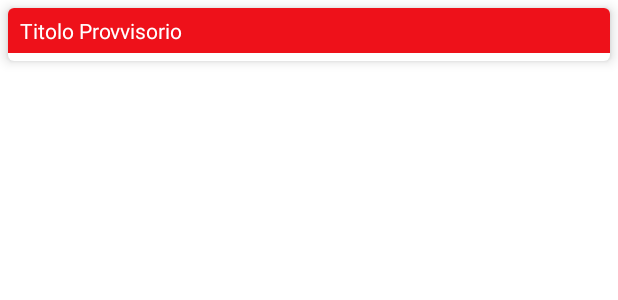
After one commit to ronny132/EuRECa, an Android app: the layout fragment_chart.xml on its own in the app's theme, with its tools: preview values and no code run, on a phone screen of 412 x 824 dp. The commit adds this screen. Shown: the top 300 px of the screen. Run offline under Robolectric (Android 15) with nearby library versions, the phone set to English and light mode, and no system bars.

Commit message:
Complete Commit

```diff
--- a/euRECa/src/main/java/com/eurecalab/eureca/constants/DynamoDBAction.java
+++ b/euRECa/src/main/java/com/eurecalab/eureca/constants/DynamoDBAction.java
@@ -11,4 +11,5 @@ public interface DynamoDBAction {
     int DELETE_RECORDING = 4;
     int FIND_RECORDING = 5;
     int GET_USER_FAVORITES = 6;
+    int GET_GLOBAL_FAVORITES = 7;
 }
--- /dev/null
+++ b/euRECa/src/main/res/layout/fragment_chart.xml
@@ -0,0 +1,54 @@
+<?xml version="1.0" encoding="utf-8"?>
+<RelativeLayout xmlns:android="http://schemas.android.com/apk/res/android"
+    xmlns:app="http://schemas.android.com/apk/res-auto"
+    android:layout_width="match_parent"
+    android:layout_height="match_parent"
+    android:background="@color/white"
+    android:orientation="vertical">
+
+    <android.support.v7.widget.CardView xmlns:card_view="http://schemas.android.com/apk/res-auto"
+        android:id="@+id/theme_card_view"
+        android:layout_width="match_parent"
+        android:layout_height="wrap_content"
+        android:layout_gravity="center"
+        android:layout_marginLeft="5dp"
+        android:layout_marginRight="5dp"
+        android:layout_marginTop="5dp"
+        android:paddingBottom="@dimen/card_vertical_margin"
+        app:cardElevation="5dp"
+        card_view:cardCornerRadius="4dp">
+
+        <LinearLayout
+            android:layout_width="match_parent"
+            android:layout_height="match_parent"
+            android:orientation="vertical">
+
+            <LinearLayout
+                android:layout_width="match_parent"
+                android:layout_height="wrap_content"
+                android:layout_marginBottom="@dimen/card_vertical_margin"
+                android:gravity="center_vertical">
+
+                <TextView
+                    android:layout_width="match_parent"
+                    android:layout_height="wrap_content"
+                    android:layout_gravity="left"
+                    android:background="?attr/colorPrimary"
+                    android:paddingBottom="@dimen/card_vertical_margin"
+                    android:paddingLeft="@dimen/card_horizontal_margin"
+                    android:paddingRight="@dimen/card_horizontal_margin"
+                    android:paddingTop="@dimen/card_vertical_margin"
+                    android:text="Titolo Provvisorio"
+                    android:textColor="?attr/colorAccent" />
+
+            </LinearLayout>
+
+            <android.support.v7.widget.RecyclerView
+                android:id="@+id/recordingList"
+                android:layout_width="match_parent"
+                android:layout_height="match_parent"
+                android:scrollbars="vertical"/>
+        </LinearLayout>
+    </android.support.v7.widget.CardView>
+
+</RelativeLayout>
--- a/euRECa/src/main/res/values/arrays.xml
+++ b/euRECa/src/main/res/values/arrays.xml
@@ -3,6 +3,7 @@
 
     <array name="tabLabels">
         <item>@string/home_tab</item>
+        <item>@string/charts_tab</item>
         <item>@string/settings_tab</item>
         <item>@string/upload_tab</item>
     </array>
--- a/euRECa/src/main/res/values/strings.xml
+++ b/euRECa/src/main/res/values/strings.xml
@@ -61,5 +61,5 @@
     <string name="ok" translatable="false">OK</string>
     <string name="cancel">Cancel</string>
     <string name="empty_name">The name is required</string>
-    <string name="title_activity_test">TestActivity</string>
+    <string name="charts_tab">CHARTS</string>
 </resources>
```
Also changed, not shown: euRECa/src/main/java/com/eurecalab/eureca/aws/DBManager.java (+20 -16 lines), euRECa/src/main/java/com/eurecalab/eureca/fragments/ChartFragment.java (added, +56 -0 lines), euRECa/src/main/java/com/eurecalab/eureca/net/DynamoDBFavoritesTask.java (+3 -4 lines), euRECa/src/main/java/com/eurecalab/eureca/ui/FavoritesAdapter.java (added, +135 -0 lines), euRECa/src/main/java/com/eurecalab/eureca/ui/ViewPagerAdapter.java (+14 -14 lines), 94 other files.
